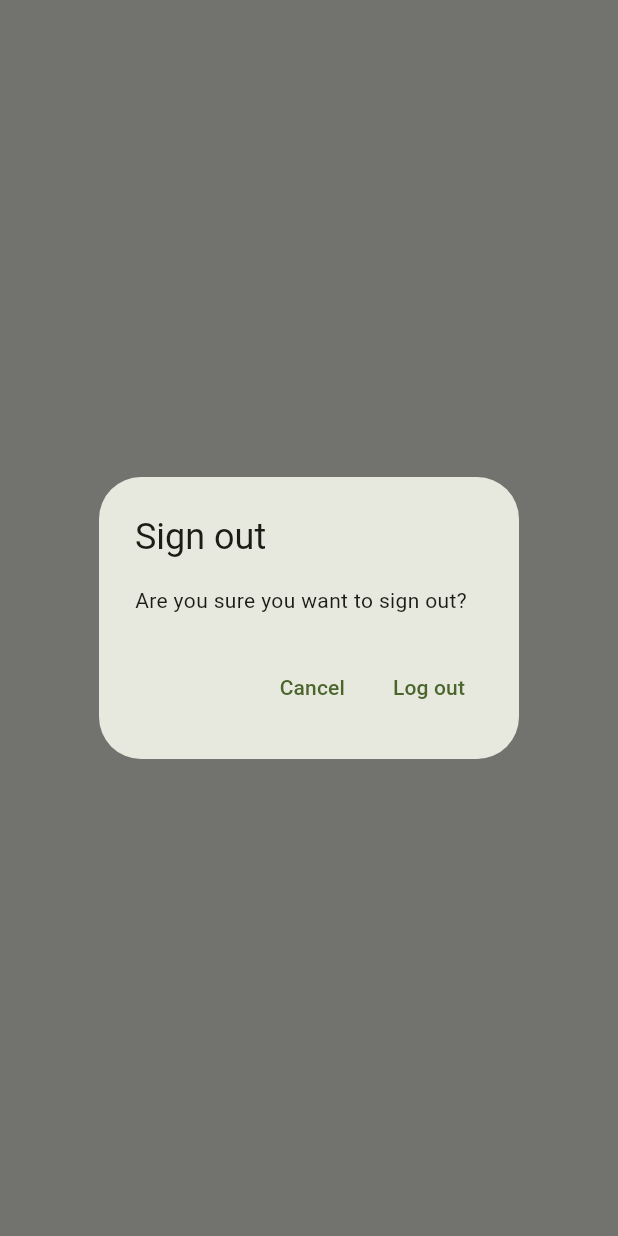
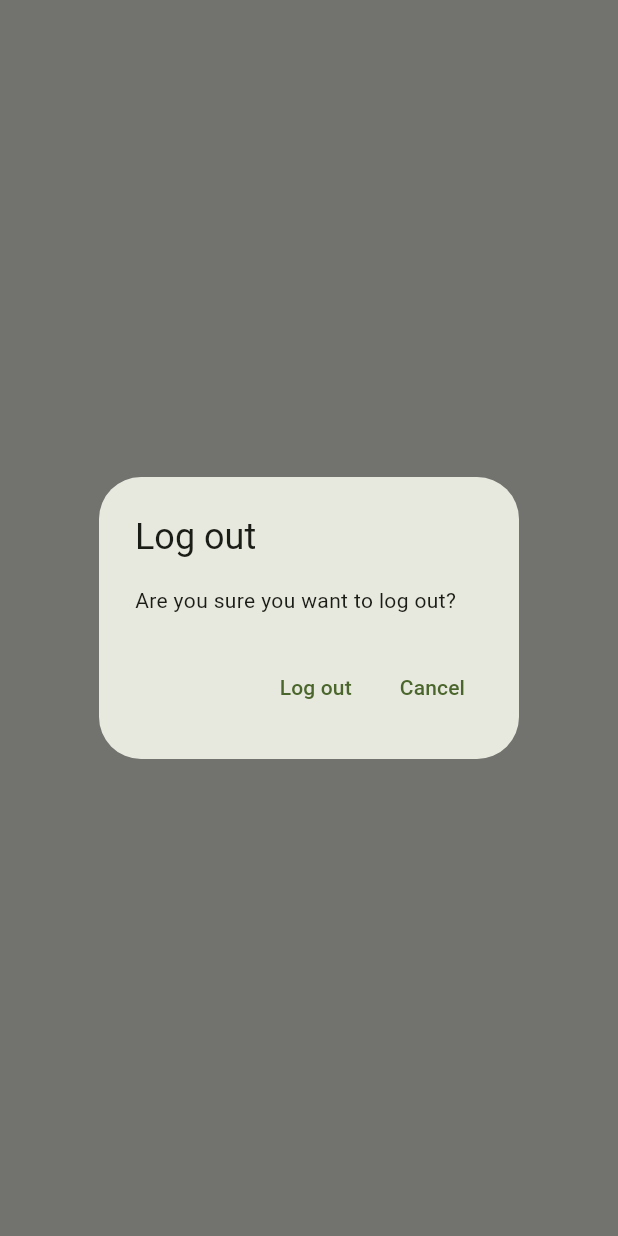
Before and after one commit to ochuko1996/private_notes, a Flutter app: what showLogOutDialog() shows on an empty page, opened directly, on a phone screen of 412 x 824 dp. Run offline on Flutter 3.47's test engine with Material 3 defaults, Android fonts, the light colour scheme and no system bars; our stand-ins replace firebase_auth, firebase_core, sqflite; accounts and stored records are empty; network calls fail.

Commit message:
refactor dialog utilities and notes views; replace error dialog implementation and enhance notes management

```diff
--- a/lib/main.dart
+++ b/lib/main.dart
@@ -3,7 +3,7 @@ import 'package:privatenotes/constant/route.dart';
 import 'package:privatenotes/services/auth/auth_service.dart';
 import 'package:privatenotes/views/login_view.dart';
 import 'package:privatenotes/views/notes/new_note.dart';
-import 'package:privatenotes/views/notes/note_view.dart';
+import 'package:privatenotes/views/notes/notes_view.dart';
 import 'package:privatenotes/views/register_view.dart';
 import 'package:privatenotes/views/verify_email_view.dart';
 
--- /dev/null
+++ b/lib/utilities/dialogs/generic_dialog.dart
@@ -0,0 +1,33 @@
+import 'package:flutter/material.dart';
+
+typedef DialogOptionBuilder<T> = Map<String, T> Function();
+Future<T?> showGenericDialog<T>({
+  required BuildContext context,
+  required title,
+  required String content,
+  required DialogOptionBuilder<T> optionsBuilder,
+}) {
+  final options = optionsBuilder();
+  return showDialog<T>(
+    context: context,
+    builder: (context) {
+      return AlertDialog(
+        title: Text(title),
+        content: Text(content),
+        actions: options.keys.map((optionTitle) {
+          final value = options[optionTitle];
+          return TextButton(
+            onPressed: () {
+              if (value != null) {
+                Navigator.of(context).pop(value);
+              } else {
+                Navigator.of(context).pop();
+              }
+            },
+            child: Text(optionTitle),
+          );
+        }).toList(),
+      );
+    },
+  );
+}
--- /dev/null
+++ b/lib/utilities/dialogs/logout_dialog.dart
@@ -0,0 +1,11 @@
+import 'package:flutter/material.dart';
+import 'package:privatenotes/utilities/dialogs/generic_dialog.dart';
+
+Future<bool> showLogOutDialog(BuildContext context) {
+  return showGenericDialog(
+    context: context,
+    title: "Log out",
+    content: "Are you sure you want to log out?",
+    optionsBuilder: () => {"Log out": true, "Cancel": false},
+  ).then((value) => value ?? false);
+}
--- a/lib/views/login_view.dart
+++ b/lib/views/login_view.dart
@@ -2,7 +2,7 @@ import 'package:flutter/material.dart';
 import 'package:privatenotes/constant/route.dart';
 import 'package:privatenotes/services/auth/auth_exceptions.dart';
 import 'package:privatenotes/services/auth/auth_service.dart';
-import 'package:privatenotes/utilities/show_error_dialog.dart';
+import 'package:privatenotes/utilities/dialogs/error_dialog.dart';
 
 class LoginView extends StatefulWidget {
   const LoginView({super.key});
--- a/lib/views/notes/note_view.dart
+++ b/lib/views/notes/notes_view.dart
@@ -3,6 +3,8 @@ import 'package:privatenotes/constant/route.dart';
 import 'package:privatenotes/enums/menu_action.dart';
 import 'package:privatenotes/services/auth/auth_service.dart';
 import 'package:privatenotes/services/crud/notes_service.dart';
+import 'package:privatenotes/utilities/dialogs/logout_dialog.dart';
+import 'package:privatenotes/views/notes/notes_list_view.dart';
 
 class NotesView extends StatefulWidget {
   const NotesView({super.key});
@@ -72,19 +74,10 @@ class _NotesViewState extends State<NotesView> {
                     case ConnectionState.active:
                       if (snapshot.hasData) {
                         final allNotes = snapshot.data as List<DatabaseNote>;
-                        return ListView.builder(
-                          itemCount: allNotes.length,
-                          itemBuilder: (context, index) {
-                            final note = allNotes[index];
-                            return ListTile(
-                              title: Text(
-                                note.text,
-                                maxLines: 1,
-                                softWrap: true,
-                                overflow: TextOverflow.ellipsis,
-                                style: const TextStyle(fontSize: 18),
-                              ),
-                            );
+                        return NotesListView(
+                          notes: allNotes,
+                          onDeleteNote: (note) async {
+                            await _notesService.deleteNote(id: note.id);
                           },
                         );
                       } else {
@@ -103,29 +96,3 @@ class _NotesViewState extends State<NotesView> {
     );
   }
 }
-
-Future<bool> showLogOutDialog(BuildContext context) {
-  return showDialog<bool>(
-    context: context,
-    builder: (context) {
-      return AlertDialog(
-        title: const Text("Sign out"),
-        content: const Text("Are you sure you want to sign out?"),
-        actions: [
-          TextButton(
-            onPressed: () {
-              Navigator.of(context).pop(false);
-            },
-            child: const Text("Cancel"),
-          ),
-          TextButton(
-            onPressed: () {
-              Navigator.of(context).pop(true);
-            },
-            child: const Text("Log out"),
-          ),
-        ],
-      );
-    },
-  ).then((value) => value ?? false);
-}
--- a/lib/views/register_view.dart
+++ b/lib/views/register_view.dart
@@ -2,7 +2,7 @@ import 'package:flutter/material.dart';
 import 'package:privatenotes/constant/route.dart';
 import 'package:privatenotes/services/auth/auth_exceptions.dart';
 import 'package:privatenotes/services/auth/auth_service.dart';
-import 'package:privatenotes/utilities/show_error_dialog.dart';
+import 'package:privatenotes/utilities/dialogs/error_dialog.dart';
 
 class RegisterView extends StatefulWidget {
   const RegisterView({super.key});
```
Also changed, not shown: lib/utilities/dialogs/delete_dialog.dart (added, +11 -0 lines), lib/utilities/dialogs/error_dialog.dart (added, +11 -0 lines), lib/utilities/show_error_dialog.dart (deleted, +0 -21 lines), lib/views/notes/notes_list_view.dart (added, +43 -0 lines).
